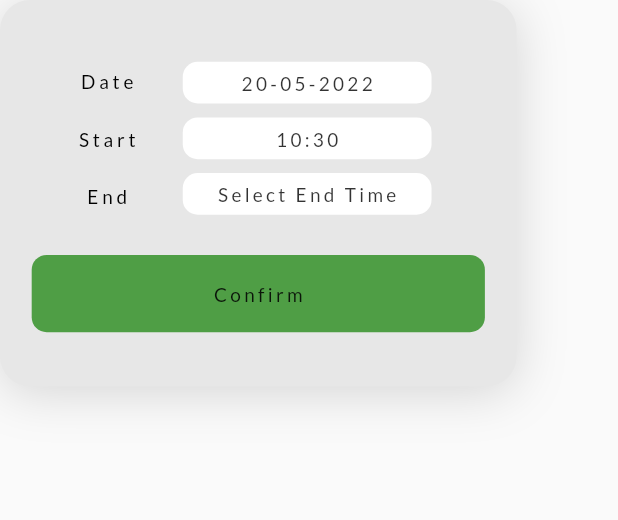
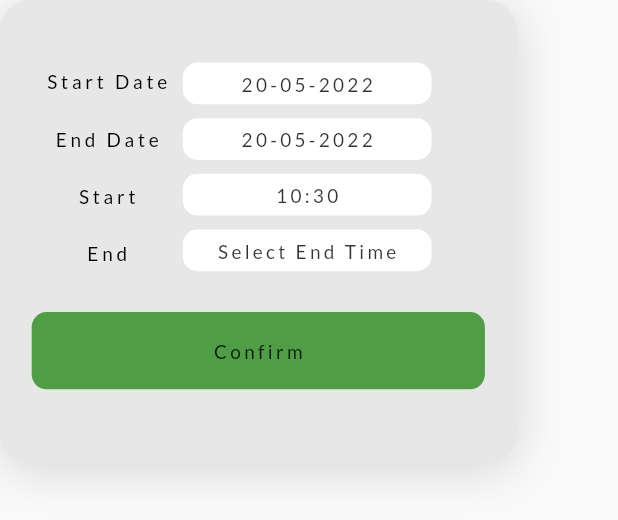
Before and after one commit to Primates-Team/Boardroom-Directors, a Flutter app: the TimeSlotDialog widget shown alone on an empty page, opened directly with empty values, on a phone screen of 412 x 824 dp. Shown: the top 520 px of the screen. Run offline on Flutter 3.47's test engine with Material 2 defaults, Android fonts, the phone set to English and light mode, and no system bars; our stand-ins replace date_picker_timeline, firebase_core, firebase_storage, flutter_screenutil, get, google_fonts and 3 more; missing offline and left inert: qr_code_scanner; accounts and stored records are empty; network calls fail.

Commit message:
End date added in table booking

```diff
--- a/lib/features/booking/data/datasource/table_booking_datasource.dart
+++ b/lib/features/booking/data/datasource/table_booking_datasource.dart
@@ -15,7 +15,8 @@ class TableBookingDataSource {
   Future<bool> createBooking(
       {required int tableNo,
       required int seatNo,
-      required String date,
+      required String startDate,
+      required String endDate,
       required String fromTime,
       required String toTime,
       required String floor}) async {
@@ -29,7 +30,8 @@ class TableBookingDataSource {
             "seatnumber": seatNo,
             "fromtime": fromTime,
             "totime": toTime,
-            "selecteddate": date,
+            "selecteddate": startDate,
+            "todate": endDate,
             "floor": floor,
             // "current_time": AppHelpers.formatTime(TimeOfDay.now()),
             "employeeid":
--- a/lib/features/booking/widgets/time_slot_dialog.dart
+++ b/lib/features/booking/widgets/time_slot_dialog.dart
@@ -31,7 +31,8 @@ class TimeSlotDialog extends StatefulWidget {
 }
 
 class _TimeSlotDialogState extends State<TimeSlotDialog> {
-  DateTime sdate = DateTime.now();
+  DateTime startdate = DateTime.now();
+  DateTime endDate = DateTime.now();
 
   Widget textWidget(String title) {
     return SizedBox(
@@ -48,7 +49,7 @@ class _TimeSlotDialogState extends State<TimeSlotDialog> {
   TimeOfDay? startTime, endTime;
   @override
   void initState() {
-    sdate = widget.date;
+    startdate = widget.date;
     startTime = widget.startTime;
     super.initState();
   }
@@ -56,7 +57,7 @@ class _TimeSlotDialogState extends State<TimeSlotDialog> {
   @override
   Widget build(BuildContext context) {
     return Container(
-      height: 250.h,
+      height: 300.h,
       width: 326.w,
       padding: EdgeInsets.symmetric(horizontal: 20.w, vertical: 15.h),
       decoration: AppTheme.boxDecoration,
@@ -76,7 +77,8 @@ class _TimeSlotDialogState extends State<TimeSlotDialog> {
                 flex: 1,
                 child: Column(
                   children: [
-                    textWidget('Date'),
+                    textWidget('Start Date'),
+                    textWidget('End Date'),
                     textWidget('Start'),
                     textWidget('End'),
                   ],
@@ -106,13 +108,49 @@ class _TimeSlotDialogState extends State<TimeSlotDialog> {
                                 .then((value) {
                               if (value == null) return;
                               setState(() {
-                                sdate = value;
+                                startdate = value;
                               });
                             });
                           },
                           child: Center(
                             child: Text(
-                              AppHelpers.formatDate(sdate),
+                              AppHelpers.formatDate(startdate),
+                              style: AppTheme.hintTextStyle,
+                            ),
+                          )),
+                    ),
+                    Container(
+                      height: 27.h,
+                      width: 157.w,
+                      margin: EdgeInsets.symmetric(vertical: 4.5.h),
+                      decoration: BoxDecoration(
+                        color: Colors.white,
+                        borderRadius: BorderRadius.circular(10),
+                      ),
+                      child: InkWell(
+                          onTap: () {
+                            if (startdate != null) {
+                              showDatePicker(
+                                      context: context,
+                                      initialDate: startdate,
+                                      firstDate: startdate,
+                                      lastDate: startdate
+                                          .add(const Duration(days: 90)))
+                                  .then((value) {
+                                if (value == null) return;
+                                setState(() {
+                                  endDate = value;
+                                });
+                              });
+                            } else {
+                              showSnackBar(
+                                  context: context,
+                                  message: "Select Start Date");
+                            }
+                          },
+                          child: Center(
+                            child: Text(
+                              AppHelpers.formatDate(endDate),
                               style: AppTheme.hintTextStyle,
                             ),
                           )),
@@ -220,12 +258,16 @@ class _TimeSlotDialogState extends State<TimeSlotDialog> {
           Center(
             child: InkWell(
               onTap: () async {
-                if (startTime != null && endTime != null) {
+                if (startdate != null &&
+                    endDate != null &&
+                    startTime != null &&
+                    endTime != null) {
                   TableBookingDataSource()
                       .createBooking(
                     tableNo: widget.tableNo,
                     seatNo: widget.seatNo,
-                    date: AppHelpers.formatDate(sdate),
+                    startDate: AppHelpers.formatDate(startdate),
+                    endDate: AppHelpers.formatDate(endDate),
                     floor: widget.floor,
                     fromTime: AppHelpers.formatTime(startTime!),
                     toTime: AppHelpers.formatTime(endTime!),
@@ -248,7 +290,7 @@ class _TimeSlotDialogState extends State<TimeSlotDialog> {
                                     AppHelpers.formatTime(endTime!),
                                     widget.tableNo,
                                     widget.seatNo,
-                                    AppHelpers.formatDate(sdate),
+                                    AppHelpers.formatDate(startdate),
                                     widget.floor),
                               ),
                             );
```
